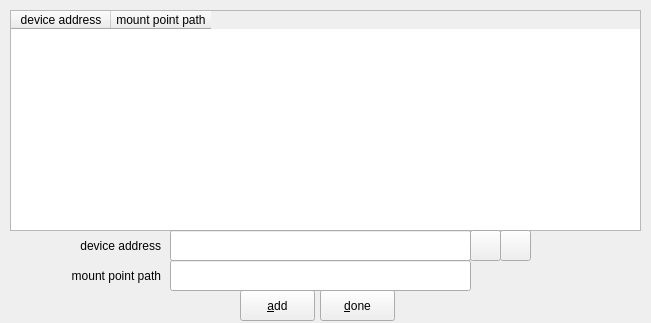
Old version of the form zuluCrypt-gui/managedevicenames.ui in the repository mhogomchungu/zuluCrypt.
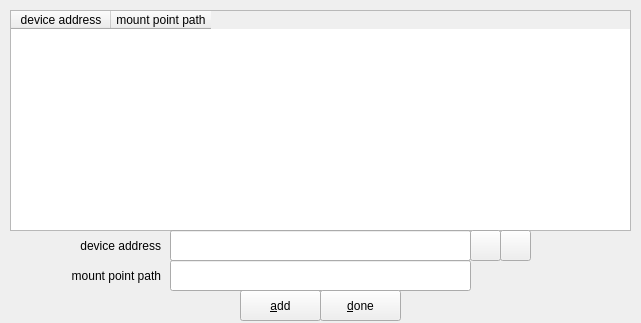
New version of the form.

What changed in the file:
```diff
--- a/zuluCrypt-gui/managedevicenames.ui
+++ b/zuluCrypt-gui/managedevicenames.ui
@@ -6,7 +6,7 @@
    <rect>
     <x>0</x>
     <y>0</y>
-    <width>651</width>
+    <width>641</width>
     <height>323</height>
    </rect>
   </property>
@@ -18,7 +18,7 @@
     <rect>
      <x>240</x>
      <y>290</y>
-     <width>75</width>
+     <width>81</width>
      <height>31</height>
     </rect>
    </property>
@@ -31,7 +31,7 @@
     <rect>
      <x>10</x>
      <y>10</y>
-     <width>631</width>
+     <width>621</width>
      <height>221</height>
     </rect>
    </property>
@@ -159,7 +159,7 @@
     <rect>
      <x>320</x>
      <y>290</y>
-     <width>75</width>
+     <width>81</width>
      <height>31</height>
     </rect>
    </property>
```
